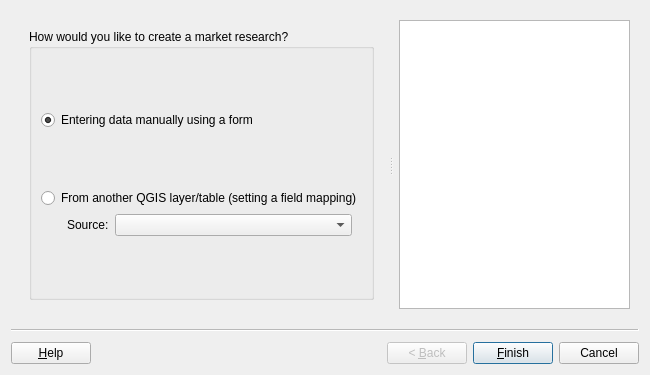
Qt form asistente_ladm_col/ui/wiz_create_market_research_prc.ui (SwissTierrasColombia/Asistente-LADM-COL) before a commit.
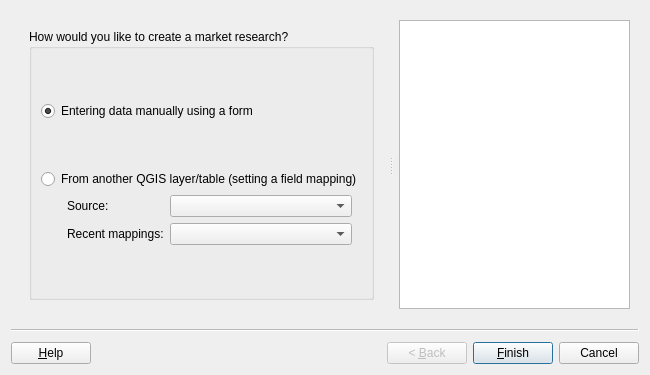
The same form after that commit. Custom widgets are drawn as their Qt base class.

Commit message: The GUIs are modified to use recent field mappings

What changed in the file:
```diff
--- a/asistente_ladm_col/ui/wiz_create_market_research_prc.ui
+++ b/asistente_ladm_col/ui/wiz_create_market_research_prc.ui
@@ -99,27 +99,14 @@
             </widget>
            </item>
            <item row="4" column="0">
-            <layout class="QHBoxLayout" name="horizontalLayout_3">
+            <layout class="QGridLayout" name="gridLayout_2">
              <property name="leftMargin">
               <number>26</number>
              </property>
              <property name="rightMargin">
               <number>10</number>
              </property>
-             <item>
-              <widget class="QLabel" name="lbl_refactor_source">
-               <property name="sizePolicy">
-                <sizepolicy hsizetype="Preferred" vsizetype="Preferred">
-                 <horstretch>0</horstretch>
-                 <verstretch>0</verstretch>
-                </sizepolicy>
-               </property>
-               <property name="text">
-                <string>Source:</string>
-               </property>
-              </widget>
-             </item>
-             <item>
+             <item row="0" column="2">
               <widget class="QgsMapLayerComboBox" name="mMapLayerComboBox">
                <property name="sizePolicy">
                 <sizepolicy hsizetype="Expanding" vsizetype="Fixed">
@@ -141,6 +128,29 @@
                </property>
               </widget>
              </item>
+             <item row="1" column="0">
+              <widget class="QLabel" name="label">
+               <property name="text">
+                <string>Recent mappings:</string>
+               </property>
+              </widget>
+             </item>
+             <item row="0" column="0">
+              <widget class="QLabel" name="lbl_refactor_source">
+               <property name="sizePolicy">
+                <sizepolicy hsizetype="Preferred" vsizetype="Preferred">
+                 <horstretch>0</horstretch>
+                 <verstretch>0</verstretch>
+                </sizepolicy>
+               </property>
+               <property name="text">
+                <string>Source:</string>
+               </property>
+              </widget>
+             </item>
+             <item row="1" column="2">
+              <widget class="QComboBox" name="cbo_mapping"/>
+             </item>
             </layout>
            </item>
            <item row="5" column="0">
```
Left out of the diff: 6 changed lines with no effect on the pictures. The commit also changes 4 other files.
